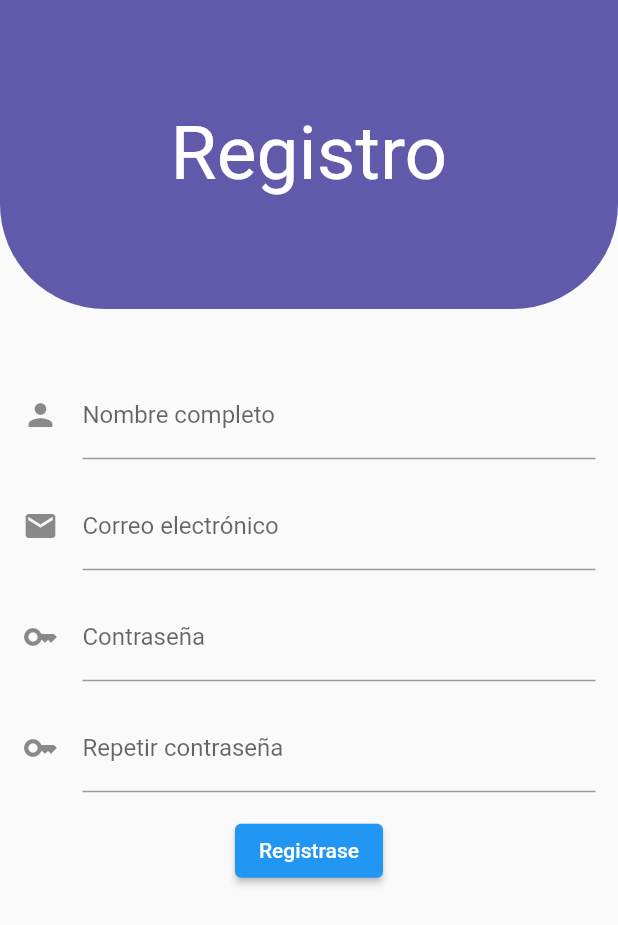
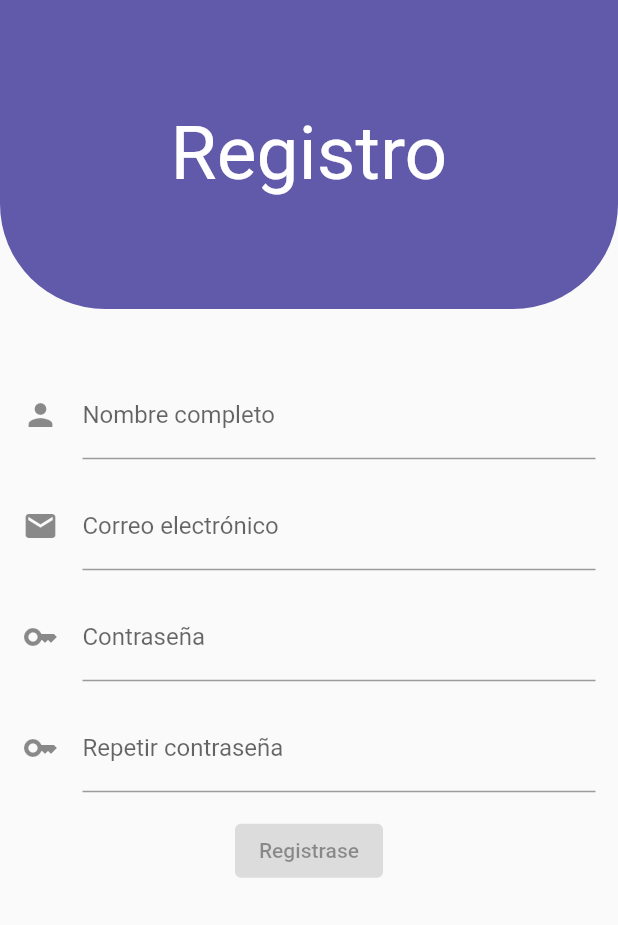
Before and after one commit to betodez/note, a Flutter app: the Registrar screen opened by its route, on a phone screen of 412 x 824 dp. Shown: the top 925 px of the screen. Run offline on Flutter 3.47's test engine with Material 2 defaults, Android fonts, the phone set to English and light mode, and no system bars; our stand-ins replace bloc, equatable, flutter_bloc.

Commit message:
Activar botón de registro

```diff
--- a/lib/blocks/registrar/registrar_event.dart
+++ b/lib/blocks/registrar/registrar_event.dart
@@ -19,7 +19,6 @@ class ValidoRegistrarPasswordRepeatEvent extends RegistrarEvent {
 
 class ErrorRegistrarEmailEvent extends RegistrarEvent {
   final String error;
-
   const ErrorRegistrarEmailEvent(this.error);
 }
 
--- a/lib/screens/controllers/registra_controller.dart
+++ b/lib/controllers/registra_controller.dart
@@ -58,4 +58,15 @@ al menos un caracter no alfanumérico.'''));
     }
     return null;
   }
+
+  bool botonActivo(Map<String, String> usuario) {
+    return bloc.state.errorEmail == '' &&
+        bloc.state.errorFullName == '' &&
+        bloc.state.errorPassword == '' &&
+        bloc.state.errorRepetirPassword == '' &&
+        usuario['fullName'] != '' &&
+        usuario['email'] != '' &&
+        usuario['password'] != '' &&
+        usuario['repetirPassword'] != '';
+  }
 }
--- a/lib/screens/registrar.dart
+++ b/lib/screens/registrar.dart
@@ -1,10 +1,9 @@
 import 'package:flutter/material.dart';
 import 'package:flutter_bloc/flutter_bloc.dart';
 import 'package:note_app/blocks/registrar/registrar_bloc.dart';
+import 'package:note_app/controllers/registra_controller.dart';
 import 'package:note_app/widgets/backgroud.dart';
 import 'package:note_app/widgets/textfield_custom.dart';
-
-import 'controllers/registra_controller.dart';
 
 class Registrar extends StatelessWidget {
   const Registrar({Key? key}) : super(key: key);
@@ -86,7 +85,12 @@ class Registrar extends StatelessWidget {
                   ),
                   const SizedBox(height: separacion),
                   ElevatedButton(
-                      onPressed: () {}, child: const Text('Registrase')),
+                      onPressed:
+                          !RegistrarController(context: context, bloc: bloc)
+                                  .botonActivo(formValues)
+                              ? null
+                              : () {},
+                      child: const Text('Registrase')),
                 ],
               ),
             ),
--- a/pubspec.yaml
+++ b/pubspec.yaml
@@ -27,12 +27,12 @@ environment:
 # the latest version available on pub.dev. To see which dependencies have newer
 # versions available, run `flutter pub outdated`.
 dependencies:
-  bloc: ^8.1.0
+  bloc: ^7.0.0
   cupertino_icons: ^1.0.2
   equatable: ^2.0.5
   flutter:
     sdk: flutter
-  flutter_bloc: ^8.1.1
+  flutter_bloc: ^7.0.0
 
 dev_dependencies:
   flutter_lints: ^2.0.0
```
Also changed, not shown: pubspec.lock.
